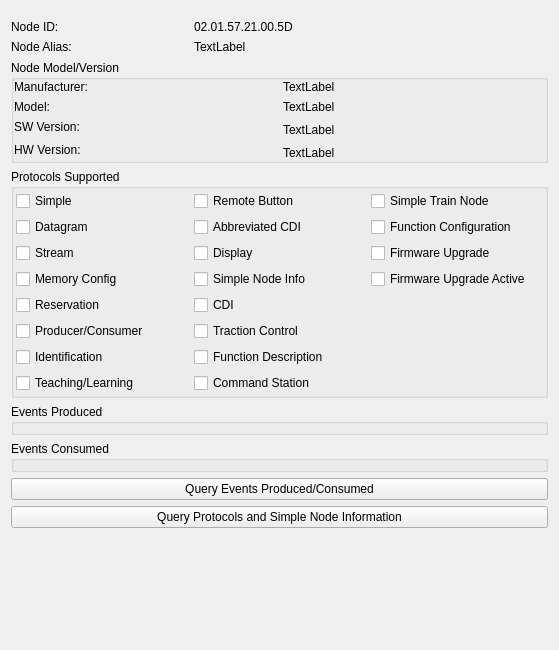
rm5248/TrainUtils, file GUI/lccnodeinformation.ui: the form before one commit.
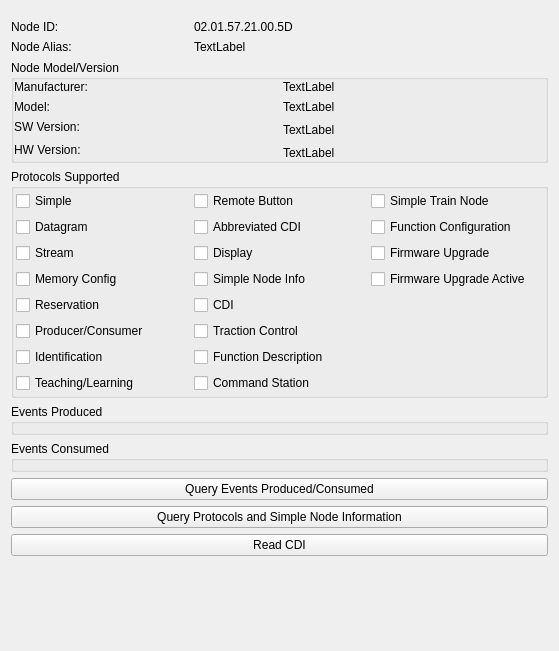
The form after the commit.

Commit message: CDI can be read from node

The edit to the form file:
```diff
--- a/GUI/lccnodeinformation.ui
+++ b/GUI/lccnodeinformation.ui
@@ -7,7 +7,7 @@
     <x>0</x>
     <y>0</y>
     <width>559</width>
-    <height>650</height>
+    <height>651</height>
    </rect>
   </property>
   <property name="windowTitle">
@@ -338,6 +338,13 @@
      </property>
     </widget>
    </item>
+   <item>
+    <widget class="QPushButton" name="readCDI">
+     <property name="text">
+      <string>Read CDI</string>
+     </property>
+    </widget>
+   </item>
    <item>
     <spacer name="verticalSpacer">
      <property name="orientation">
```
The commit also changes 12 other files.
